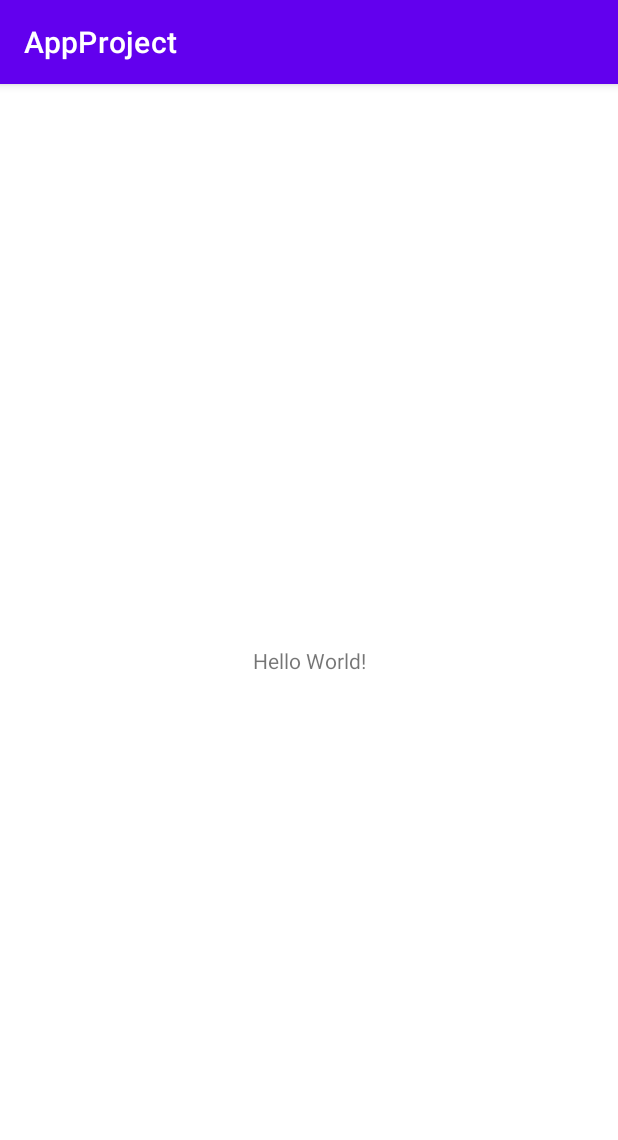
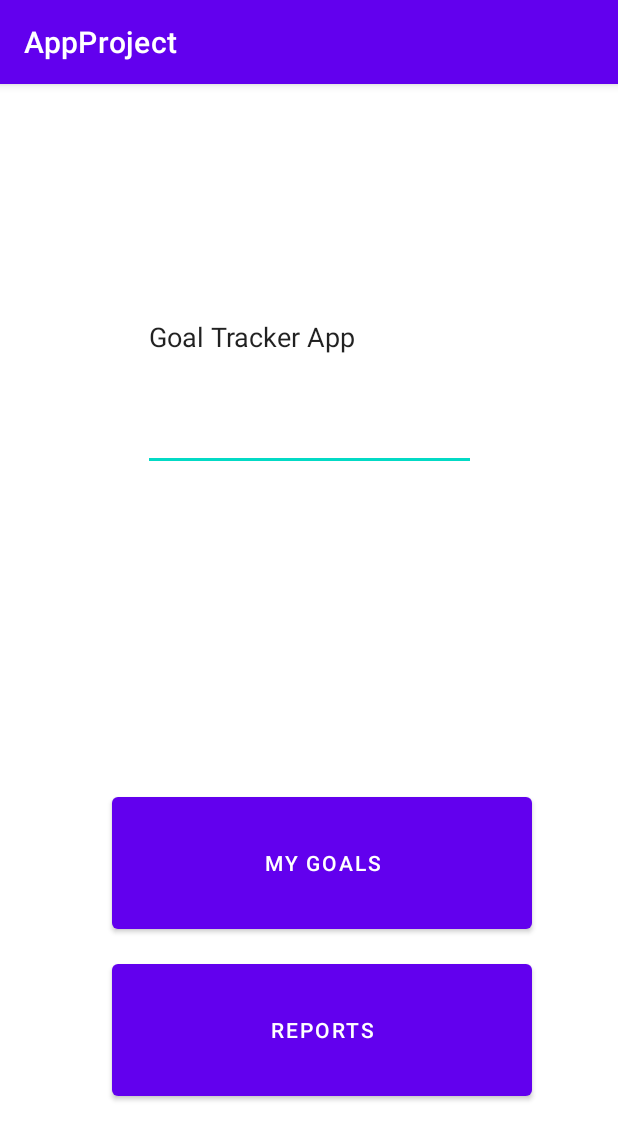
Before and after one commit to Hodges5252/JavaApp, an Android app: the screen it shows after launch (MainActivity), on a phone screen of 412 x 824 dp. Shown: the top 1140 px of the screen. Run offline under Robolectric (Android 15) with nearby library versions, the phone set to English and light mode, and no system bars.

Commit message:
Goals and UI complete! Save and load files next. (can also run without coverage now)

```diff
--- a/app/build.gradle
+++ b/app/build.gradle
@@ -22,8 +22,8 @@ android {
         }
     }
     compileOptions {
-        sourceCompatibility JavaVersion.VERSION_1_8
-        targetCompatibility JavaVersion.VERSION_1_8
+        sourceCompatibility JavaVersion.VERSION_1_7
+        targetCompatibility JavaVersion.VERSION_1_7
     }
 }
 
--- a/app/src/main/java/com/example/appproject/MainActivity.java
+++ b/app/src/main/java/com/example/appproject/MainActivity.java
@@ -11,7 +11,7 @@ public class MainActivity extends AppCompatActivity {
     @Override
     protected void onCreate(Bundle savedInstanceState) {
         super.onCreate(savedInstanceState);
-        setContentView(R.layout.activity_main);
+        setContentView(R.layout.main_screen);
     }
 
     public static void main (String[] args)
--- a/app/src/main/res/layout/activity_main.xml
+++ /dev/null
@@ -1,18 +0,0 @@
-<?xml version="1.0" encoding="utf-8"?>
-<androidx.constraintlayout.widget.ConstraintLayout xmlns:android="http://schemas.android.com/apk/res/android"
-    xmlns:app="http://schemas.android.com/apk/res-auto"
-    xmlns:tools="http://schemas.android.com/tools"
-    android:layout_width="match_parent"
-    android:layout_height="match_parent"
-    tools:context=".MainActivity">
-
-    <TextView
-        android:layout_width="wrap_content"
-        android:layout_height="wrap_content"
-        android:text="Hello World!"
-        app:layout_constraintBottom_toBottomOf="parent"
-        app:layout_constraintLeft_toLeftOf="parent"
-        app:layout_constraintRight_toRightOf="parent"
-        app:layout_constraintTop_toTopOf="parent" />
-
-</androidx.constraintlayout.widget.ConstraintLayout>
```
Also changed, not shown: app/src/main/java/com/example/appproject/Goal.java (+7 -1 lines), app/src/main/java/com/example/appproject/HealthGoal.java (+28 -9 lines), app/src/main/java/com/example/appproject/MoneyGoals.java (+23 -10 lines), app/src/main/res/layout/MainScreen.xml (deleted, +0 -53 lines).
